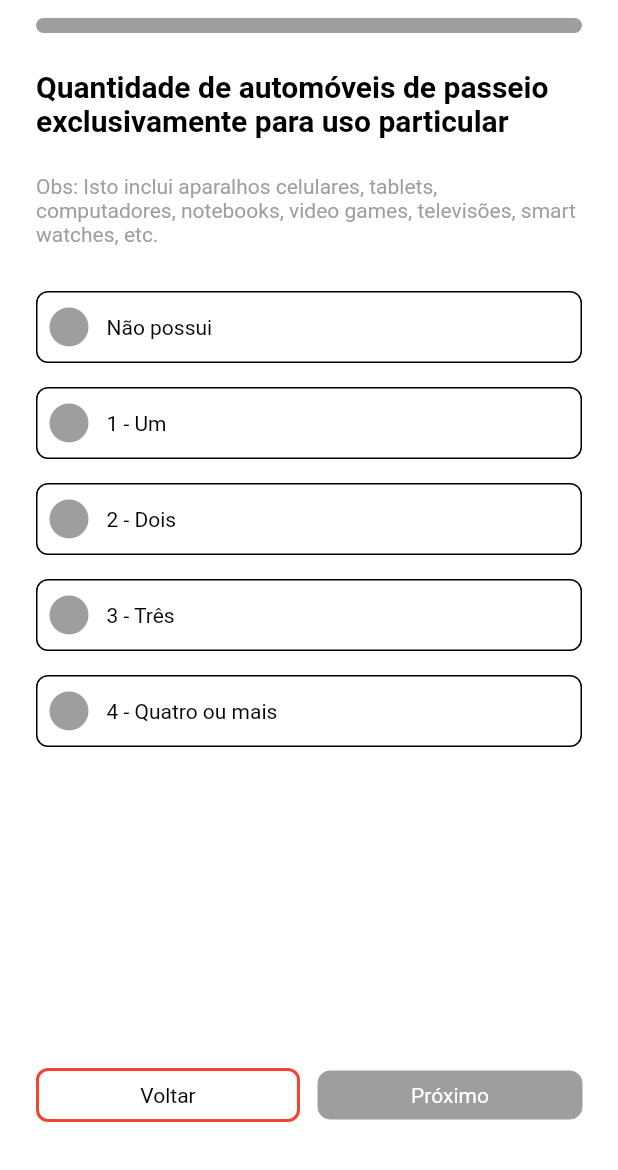
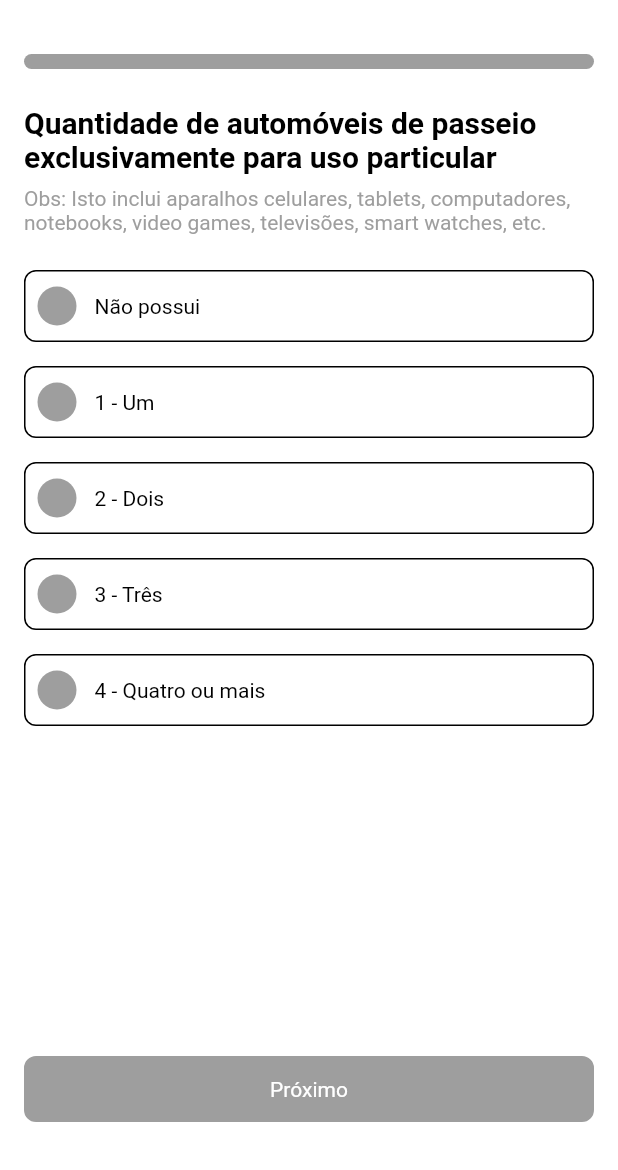
Before and after one commit to MojoMiojo/clinica_gelp_mobile, a Flutter app: the screen it shows after launch, on a phone screen of 412 x 824 dp, the part 66-1236 px from its top. Run offline on Flutter 3.47's test engine with Material 2 defaults, Android fonts, the phone set to English and light mode, and no system bars; our stand-ins replace flutter_bloc, flutter_svg, get_it.

Commit message:
feat: regras dos botoes de questoes

```diff
--- a/lib/src/data/socioeconomic/datasource/socioeconomic_datasource.dart
+++ b/lib/src/data/socioeconomic/datasource/socioeconomic_datasource.dart
@@ -53,6 +53,32 @@ class SocioeconomicDataSource {
                     "answer": "4 - Quatro ou mais"
                   }
                 ]
+              },
+              {
+                "id": 3,
+                "question": "Quantidade de máquinas de lavar roupa, excluindo tanquinho",
+                "answers" : [
+                  {
+                    "id": 0,
+                    "answer": "Não possui"
+                  },
+                  {
+                    "id": 1,
+                    "answer": "1 - Um"
+                  },
+                  {
+                    "id": 2,
+                    "answer": "2 - Dois"
+                  },
+                  {
+                    "id": 3,
+                    "answer": "3 - Três"
+                  },
+                  {
+                    "id": 4,
+                    "answer": "4 - Quatro ou mais"
+                  }
+                ]
               }
             ]
             ''';
--- a/lib/src/presentation/pages/questions/question_page.dart
+++ b/lib/src/presentation/pages/questions/question_page.dart
@@ -28,6 +28,7 @@ class _QuestionPageState extends State<QuestionPage> {
 
   @override
   Widget build(BuildContext context) {
+    const horizontalPadding = 16.0;
     return Scaffold(
       backgroundColor: Colors.white,
       appBar: const GelpImageAppBar(),
@@ -36,12 +37,14 @@ class _QuestionPageState extends State<QuestionPage> {
         builder: (context, state) {
           if (state is QuestionsLoadedState) {
             return Padding(
-              padding: const EdgeInsets.symmetric(horizontal: 24),
+              padding:
+                  const EdgeInsets.symmetric(horizontal: horizontalPadding),
               child: Column(
                 mainAxisAlignment: MainAxisAlignment.start,
                 mainAxisSize: MainAxisSize.max,
                 crossAxisAlignment: CrossAxisAlignment.center,
                 children: [
+                  const SizedBox(height: 24),
                   GelpProgressBar(
                     percentage: state.progressPercentage,
                   ),
@@ -49,20 +52,18 @@ class _QuestionPageState extends State<QuestionPage> {
                   Text(
                     state.actualQuestion.question,
                     style: GelpTextStyles.kPrimaryTitle,
-                    maxLines: 3,
+                    maxLines: 4,
                   ),
-                  const SizedBox(height: 24),
+                  const SizedBox(height: 8),
                   const Text(
                     "Obs: Isto inclui aparalhos celulares, tablets, computadores, notebooks, video games, televisões, smart watches, etc.",
                     style: GelpTextStyles.kPrimarySubtitle,
                   ),
-                  const SizedBox(height: 30),
+                  const SizedBox(height: 24),
                   Expanded(
                     child: ListView(
                       scrollDirection: Axis.vertical,
-                      children: [
-                        Column(
-                          mainAxisSize: MainAxisSize.max,
+                      physics: const BouncingScrollPhysics(),
                       children: state.answers
                           .map(
                             (answer) => Padding(
@@ -80,14 +81,15 @@ class _QuestionPageState extends State<QuestionPage> {
                           )
                           .toList(),
                     ),
-                      ],
                   ),
-                  ),
-                  const SizedBox(height: 30),
+                  // const SizedBox(height: 16),
                   Row(
                     mainAxisSize: MainAxisSize.max,
                     children: [
+                      if (!state.isFirstQuestion)
                         Flexible(
+                          child: Padding(
+                            padding: const EdgeInsets.only(right: 12.0),
                             child: GelpCustomButton(
                               text: 'Voltar',
                               style: const GelpCustomButtonStyle.secondary(),
@@ -96,10 +98,10 @@ class _QuestionPageState extends State<QuestionPage> {
                               },
                             ),
                           ),
-                      const SizedBox(width: 12),
+                        ),
                       Flexible(
                         child: GelpCustomButton(
-                          text: 'Próximo',
+                          text: state.nextButtonText,
                           style: _questionCubit.isNextButtonEnabled()
                               ? const GelpCustomButtonStyle.primary()
                               : const GelpCustomButtonStyle.disabled(),
@@ -118,10 +120,12 @@ class _QuestionPageState extends State<QuestionPage> {
             );
           } else if (state is QuestionsFinishedState) {
             return Padding(
-              padding: const EdgeInsets.symmetric(horizontal: 24),
+              padding:
+                  const EdgeInsets.symmetric(horizontal: horizontalPadding),
               child: Column(
                 mainAxisSize: MainAxisSize.max,
                 children: [
+                  const SizedBox(height: 24),
                   GelpProgressBar(
                     percentage: state.progressPercentage,
                   ),
@@ -135,16 +139,17 @@ class _QuestionPageState extends State<QuestionPage> {
                       BlendMode.srcIn,
                     ),
                   ),
-                  const SizedBox(height: 24),
+                  const SizedBox(height: 16),
                   const Text(
                     "Questionário finalizado",
                     style: GelpTextStyles.kPrimaryTitle,
                   ),
-                  const SizedBox(height: 16),
+                  const SizedBox(height: 8),
                   const Text(
                     "Obrigado pela participação!",
                     style: GelpTextStyles.kPrimarySubtitle,
                   ),
+                  const SizedBox(height: 24),
                   const Spacer(),
                 ],
               ),
--- a/lib/src/presentation/stores/questions/question_state.dart
+++ b/lib/src/presentation/stores/questions/question_state.dart
@@ -10,12 +10,16 @@ class QuestionsLoadedState implements QuestionsState {
   final List<Answer> answers;
   final double progressPercentage;
   final Answer? answer;
+  final String nextButtonText;
+  final bool isFirstQuestion;
 
   QuestionsLoadedState(
     this.actualQuestion,
     this.answers,
     this.progressPercentage,
     this.answer,
+    this.nextButtonText,
+    this.isFirstQuestion,
   );
 }
 
--- a/lib/src/presentation/stores/questions/questions_cubit.dart
+++ b/lib/src/presentation/stores/questions/questions_cubit.dart
@@ -40,6 +40,8 @@ class QuestionsCubit extends Cubit<QuestionsState> {
         question.answers,
         _progressPercentage,
         _userAnswers[_questionIndex],
+        _questionIndex == _listLength - 1 ? 'Finalizar' : 'Próximo',
+        _questionIndex == 0,
       ));
     } else {
       emit(QuestionsFinishedState(_progressPercentage));
--- a/lib/src/presentation/widgets/custom_button/gelp_custom_button_style.dart
+++ b/lib/src/presentation/widgets/custom_button/gelp_custom_button_style.dart
@@ -25,7 +25,7 @@ class GelpCustomButtonStyle {
     this.borderColor = Colors.transparent,
     this.borderRadius = 8,
     this.borderWidth = 0,
-    this.padding = const EdgeInsets.all(8),
+    this.padding = const EdgeInsets.all(12),
     this.textStyle = GelpTextStyles.kPrimaryButton,
   });
 
@@ -34,7 +34,7 @@ class GelpCustomButtonStyle {
     this.borderColor = Colors.red,
     this.borderRadius = 8,
     this.borderWidth = 2,
-    this.padding = const EdgeInsets.all(8),
+    this.padding = const EdgeInsets.all(12),
     this.textStyle = GelpTextStyles.kSecondaryButton,
   });
 
@@ -42,8 +42,8 @@ class GelpCustomButtonStyle {
     this.buttonColor = Colors.grey,
     this.borderColor = Colors.grey,
     this.borderRadius = 8,
-    this.borderWidth = 0,
-    this.padding = const EdgeInsets.all(8),
+    this.borderWidth = 2,
+    this.padding = const EdgeInsets.all(12),
     this.textStyle = GelpTextStyles.kPrimaryButton,
   });
 
--- a/lib/src/presentation/widgets/radius_field/gelp_radius_field.dart
+++ b/lib/src/presentation/widgets/radius_field/gelp_radius_field.dart
@@ -38,15 +38,16 @@ class _GelpRadiusFieldState extends State<GelpRadiusField> {
           width: 1,
         ),
       ),
+      child: InkWell(
+        splashColor: widget.style.selectedColor,
+        onTap: () {
+          widget.callback.call(widget.index);
+        },
         child: Padding(
           padding: const EdgeInsets.all(8.0),
           child: Row(
             children: [
-            InkWell(
-              onTap: () {
-                widget.callback.call(widget.index);
-              },
-              child: Container(
+              Container(
                 height: widget.style.radioSize,
                 width: widget.style.radioSize,
                 decoration: BoxDecoration(
@@ -68,7 +69,6 @@ class _GelpRadiusFieldState extends State<GelpRadiusField> {
                       )
                     : const SizedBox.shrink(),
               ),
-            ),
               const SizedBox(width: 12),
               Text(
                 widget.text,
@@ -77,6 +77,7 @@ class _GelpRadiusFieldState extends State<GelpRadiusField> {
             ],
           ),
         ),
+      ),
     );
   }
 }
```
Lines whose indentation alone changed are shown as unchanged.
